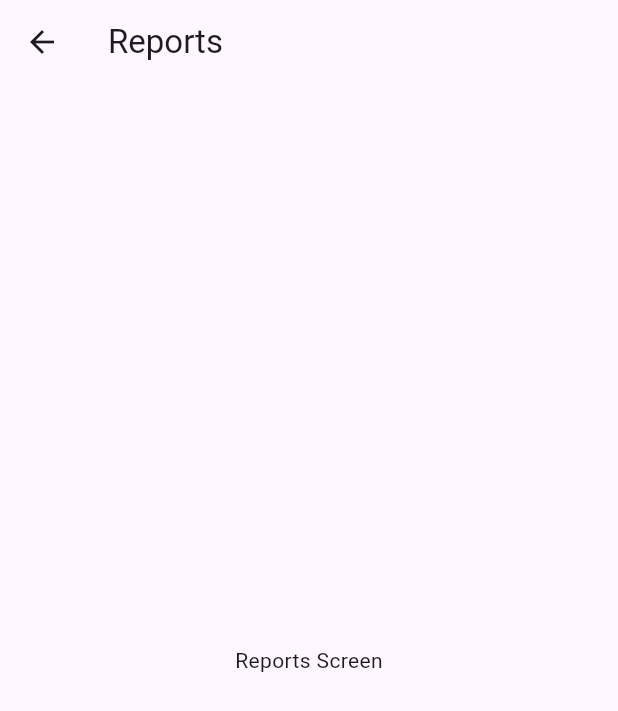
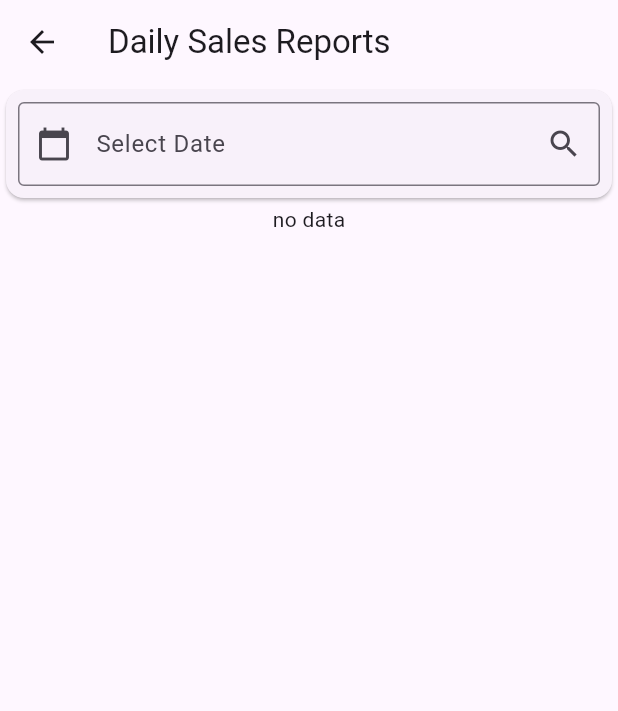
Before and after one commit to Chinthana144/CloudTik-Sales, a Flutter app: the ReportsScreen screen opened directly, on a phone screen of 412 x 824 dp. Shown: the top 711 px of the screen. Run offline on Flutter 3.47's test engine with Material 3 defaults, Android fonts, the phone set to English and light mode, and no system bars; our stand-ins replace fl_chart, qr_flutter, shared_preferences; accounts and stored records are empty; network calls fail.

Commit message:
mini changes

```diff
--- a/lib/providers/chart_provider.dart
+++ b/lib/providers/chart_provider.dart
@@ -42,9 +42,10 @@ class ChartProvider with ChangeNotifier {
 
     if (response.statusCode == 200) {
       final data = jsonDecode(response.body);
-      print(data);
-      // _chartData = data.map((item) => BarChartData.fromJson(item)).toList();
+      print('chart provider = ${data}');
+
       _myData = data;
+
       notifyListeners();
     } else {
       throw Exception('Failed to load chart data');
--- a/lib/providers/subscription_provider.dart
+++ b/lib/providers/subscription_provider.dart
@@ -56,14 +56,14 @@ class SubscriptionProvider extends ChangeNotifier{
     }
   }//add subscription
 
-  Future<bool> fetchSubscriptionsByUserDate(BuildContext context) async{
+  Future<bool> fetchSubscriptionsByUserDate(BuildContext context, String? searchDate) async{
     clearSubscriptions();
     final sessionProvider = Provider.of<SessionProvider>(context, listen: false);
     final userId = sessionProvider.userId;
     final campId = sessionProvider.campId;
 
     final today = DateTime.now();
-    final formattedDate = DateFormat('yyyy-MM-dd').format(today);
+    final formattedDate = searchDate ?? DateFormat('yyyy-MM-dd').format(today);
 
     final token = Provider.of<AuthProvider>(context, listen: false).token;
     final uri = Uri.https(
--- a/lib/screens/reports_screen.dart
+++ b/lib/screens/reports_screen.dart
@@ -1,5 +1,7 @@
 import 'package:flutter/cupertino.dart';
 import 'package:flutter/material.dart';
+import 'package:provider/provider.dart';
+import '../providers/subscription_provider.dart';
 
 class ReportsScreen extends StatefulWidget{
   const ReportsScreen({super.key});
@@ -10,15 +12,90 @@ class ReportsScreen extends StatefulWidget{
 
 class _ReportsScreenState extends State<ReportsScreen>{
   bool _isLoading = false;
+  DateTime? selectedDate;
+  final _formKey = GlobalKey<FormState>();
+  List<dynamic> _data = [];
+  final _dateController = TextEditingController();
+
+  // Function to open date picker
+  Future<void> _pickDate(BuildContext context) async {
+    final DateTime? picked = await showDatePicker(
+      context: context,
+      initialDate: selectedDate ?? DateTime.now(),
+      firstDate: DateTime(2000),
+      lastDate: DateTime(2100),
+    );
+
+    if (picked != null && picked != selectedDate) {
+      setState(() {
+        selectedDate = picked;
+        _dateController.text = "${picked.year}-${picked.month.toString().padLeft(2, '0')}-${picked.day.toString().padLeft(2, '0')}";
+      });
+    }
+  }
+
+  @override
+  void initState() {
+    // TODO: implement initState
+    super.initState();
+    WidgetsBinding.instance.addPostFrameCallback((_) {
+      Provider
+          .of<SubscriptionProvider>(context, listen: false)
+          .fetchSubscriptionsByUserDate(context, null);
+    });
+  }//init state
 
   @override
   Widget build(BuildContext context) {
+    final subsProvider = Provider.of<SubscriptionProvider>(context);
+    _data = subsProvider.subscriptions;
+
     return Scaffold(
       appBar: AppBar(
-        title: Text('Reports'),
+        title: Text('Daily Sales Reports'),
       ),
-      body: Center(
-        child: Text('Reports Screen'),
+      body: SingleChildScrollView(
+        child: Column(
+          children: [
+            Card(
+              child: Container(
+                padding: EdgeInsets.all(8.0),
+                child: TextField(
+                  controller: _dateController,
+                  readOnly: true,
+                  decoration: InputDecoration(
+                    labelText: 'Select Date',
+                    prefixIcon: Icon(Icons.calendar_today),
+                    suffixIcon: IconButton(
+                        onPressed: (){print('walan... ');},
+                        icon: Icon(Icons.search),
+                    ),
+                    border: OutlineInputBorder(),
+                  ),
+                  onTap: () => _pickDate(context),
+                ),
+              ),
+            ),
+
+            _data.isEmpty ? Text('no data')
+          : Scrollbar(
+                child: ListView.builder(
+                  shrinkWrap: true,
+                  physics: NeverScrollableScrollPhysics(),
+                  itemCount: _data.length,
+                  itemBuilder: (context, index) {
+                    final data = _data[index];
+                    return Card(
+                      child: ListTile(
+                        title: Text(data['user_id'].toString()),
+                      ),
+                    );
+                  },
+                ),
+            ),
+
+          ],
+        ),
       ),
     );
   }
--- a/lib/screens/subscription_screen.dart
+++ b/lib/screens/subscription_screen.dart
@@ -22,7 +22,7 @@ class _SubscriptionScreenState extends State<SubscriptionScreen> {
   void initState() {
     super.initState();
     WidgetsBinding.instance.addPostFrameCallback((_) {
-      Provider.of<SubscriptionProvider>(context, listen: false).fetchSubscriptionsByUserDate(context);
+      Provider.of<SubscriptionProvider>(context, listen: false).fetchSubscriptionsByUserDate(context, null);
     });
   }
 
```
Also changed, not shown: lib/providers/auth_provider.dart (+45 -0 lines), lib/screens/dashboard_screen.dart (+6 -4 lines), lib/screens/setting_screen.dart (+48 -5 lines), lib/widgets/bar_chart.dart (+11 -1 lines).
